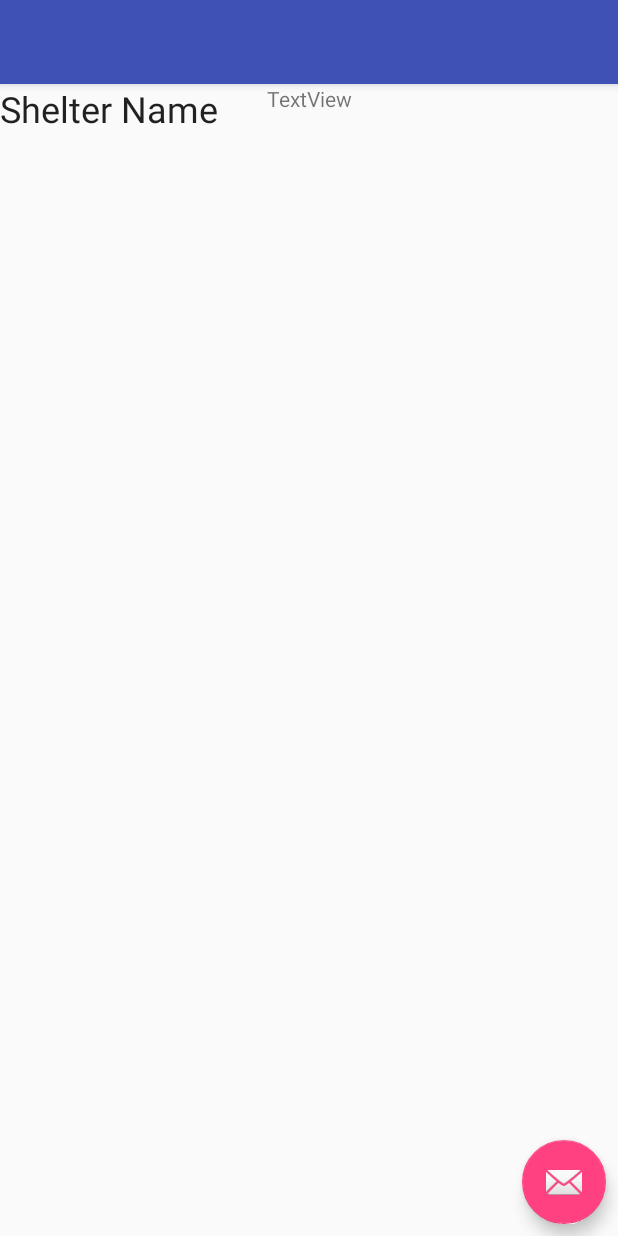
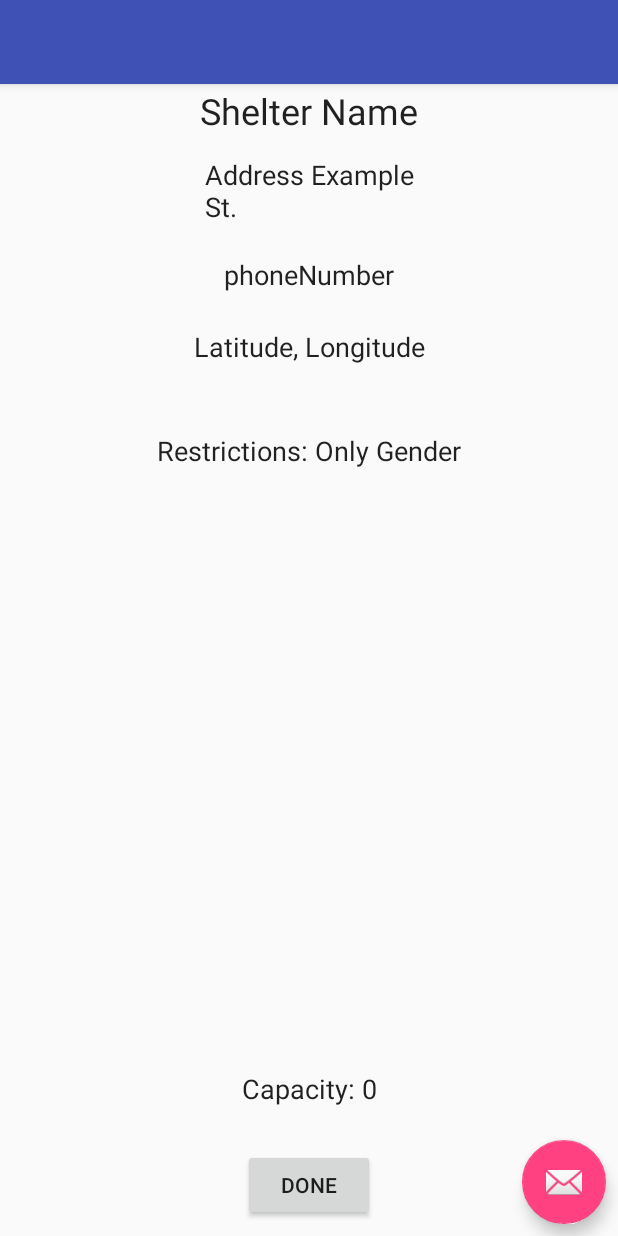
Before and after one commit to mattbdean/CS-2340, an Android app: the layout activity_detailed.xml on its own in the app's theme, with its tools: preview values and no code run, on a phone screen of 412 x 824 dp. Run offline under Robolectric (Android 15) with nearby library versions, the phone set to English and light mode, and no system bars.

Commit message:
Setup detailed view

```diff
--- a/app/src/main/res/layout/content_detailed.xml
+++ b/app/src/main/res/layout/content_detailed.xml
@@ -12,17 +12,84 @@
         android:id="@+id/shelterName"
         android:layout_width="0dp"
         android:layout_height="wrap_content"
+        android:layout_marginTop="1dp"
         android:text="Shelter Name"
+        android:textAlignment="center"
         android:textAppearance="@style/TextAppearance.AppCompat.Headline"
+        app:layout_constraintHorizontal_bias="0.0"
+        app:layout_constraintLeft_toLeftOf="parent"
+        app:layout_constraintRight_toRightOf="parent"
+        app:layout_constraintTop_toTopOf="parent" />
+
+    <TextView
+        android:id="@+id/latAndLong"
+        android:layout_width="wrap_content"
+        android:layout_height="26dp"
+        android:layout_marginTop="23dp"
+        android:text="Latitude, Longitude"
+        android:textAppearance="@style/TextAppearance.AppCompat.Body1"
+        android:textSize="18sp"
+        app:layout_constraintLeft_toLeftOf="parent"
+        app:layout_constraintRight_toRightOf="parent"
+        app:layout_constraintTop_toBottomOf="@+id/phoneNumber" />
+
+    <TextView
+        android:id="@+id/address"
+        android:layout_width="139dp"
+        android:layout_height="49dp"
+        android:layout_marginTop="14dp"
+        android:text="Address Example St. "
+        android:textAppearance="@style/TextAppearance.AppCompat.Body1"
+        android:textSize="18sp"
+        app:layout_constraintLeft_toLeftOf="parent"
+        app:layout_constraintRight_toRightOf="parent"
+        app:layout_constraintTop_toBottomOf="@+id/shelterName" />
+
+    <TextView
+        android:id="@+id/capacity"
+        android:layout_width="wrap_content"
+        android:layout_height="wrap_content"
+        android:layout_marginBottom="28dp"
+        android:text="Capacity: 0"
+        android:textAppearance="@style/TextAppearance.AppCompat.Body1"
+        android:textSize="18sp"
+        app:layout_constraintBottom_toTopOf="@+id/doneButton"
         app:layout_constraintLeft_toLeftOf="parent"
         app:layout_constraintRight_toRightOf="parent" />
 
-    <TextView
-        android:id="@+id/textView3"
+    <Button
+        android:id="@+id/doneButton"
         android:layout_width="wrap_content"
         android:layout_height="wrap_content"
-        android:text="TextView"
+        android:layout_marginBottom="10dp"
+        android:text="Done"
+        app:layout_constraintBottom_toBottomOf="parent"
         app:layout_constraintLeft_toLeftOf="parent"
-        app:layout_constraintRight_toRightOf="parent" />
+        app:layout_constraintRight_toRightOf="parent"/>
+
+    <TextView
+        android:id="@+id/phoneNumber"
+        android:layout_width="wrap_content"
+        android:layout_height="wrap_content"
+        android:layout_marginTop="17dp"
+        android:text="phoneNumber"
+        android:textAppearance="@style/TextAppearance.AppCompat.Body1"
+        android:textSize="18sp"
+        app:layout_constraintTop_toBottomOf="@+id/address"
+        tools:layout_editor_absoluteX="136dp"
+        app:layout_constraintLeft_toLeftOf="parent"
+        app:layout_constraintRight_toRightOf="parent"/>
+
+    <TextView
+        android:id="@+id/gender"
+        android:layout_width="wrap_content"
+        android:layout_height="wrap_content"
+        android:layout_marginTop="43dp"
+        android:text="Restrictions: Only Gender"
+        android:textAppearance="@style/TextAppearance.AppCompat.Body1"
+        android:textSize="18sp"
+        app:layout_constraintTop_toBottomOf="@+id/latAndLong"
+        app:layout_constraintLeft_toLeftOf="parent"
+        app:layout_constraintRight_toRightOf="parent"/>
 
 </android.support.constraint.ConstraintLayout>
```
